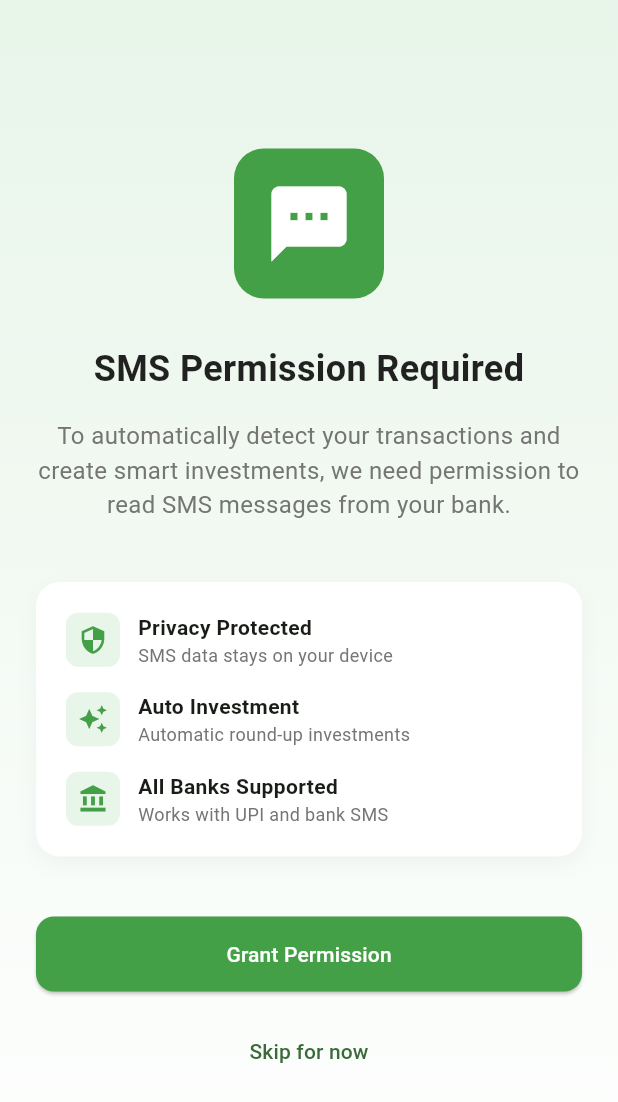
After one commit to piyush2327cse1172-eng/investify, a Flutter app: the PermissionScreen screen opened directly, on a phone screen of 412 x 824 dp. The commit adds this screen. Shown: the top 1102 px of the screen. Run offline on Flutter 3.47's test engine with Material 3 defaults, Android fonts, the phone set to English and light mode, and no system bars; our stand-ins replace animated_text_kit, fl_chart, permission_handler, shared_preferences, sqflite; missing offline and left inert: sms_advanced; accounts and stored records are empty.

Commit message:
sms reading

```diff
--- /dev/null
+++ b/lib/screens/permission_screen.dart
@@ -0,0 +1,223 @@
+import 'package:flutter/material.dart';
+import 'package:permission_handler/permission_handler.dart';
+import 'home_screen.dart';
+
+class PermissionScreen extends StatefulWidget {
+  const PermissionScreen({super.key});
+
+  @override
+  State<PermissionScreen> createState() => _PermissionScreenState();
+}
+
+class _PermissionScreenState extends State<PermissionScreen> {
+  bool _isRequesting = false;
+
+  @override
+  Widget build(BuildContext context) {
+    return Scaffold(
+      body: Container(
+        decoration: BoxDecoration(
+          gradient: LinearGradient(
+            colors: [Colors.green[50]!, Colors.white],
+            begin: Alignment.topCenter,
+            end: Alignment.bottomCenter,
+          ),
+        ),
+        child: SafeArea(
+          child: Padding(
+            padding: const EdgeInsets.all(24),
+            child: Column(
+              mainAxisAlignment: MainAxisAlignment.center,
+              children: [
+                Container(
+                  padding: const EdgeInsets.all(20),
+                  decoration: BoxDecoration(
+                    color: Colors.green[600],
+                    borderRadius: BorderRadius.circular(20),
+                  ),
+                  child: const Icon(
+                    Icons.sms,
+                    size: 60,
+                    color: Colors.white,
+                  ),
+                ),
+                const SizedBox(height: 30),
+                const Text(
+                  'SMS Permission Required',
+                  style: TextStyle(
+                    fontSize: 24,
+                    fontWeight: FontWeight.bold,
+                    color: Colors.black87,
+                  ),
+                  textAlign: TextAlign.center,
+                ),
+                const SizedBox(height: 16),
+                Text(
+                  'To automatically detect your transactions and create smart investments, we need permission to read SMS messages from your bank.',
+                  style: TextStyle(
+                    fontSize: 16,
+                    color: Colors.grey[600],
+                  ),
+                  textAlign: TextAlign.center,
+                ),
+                const SizedBox(height: 40),
+                Container(
+                  padding: const EdgeInsets.all(20),
+                  decoration: BoxDecoration(
+                    color: Colors.white,
+                    borderRadius: BorderRadius.circular(16),
+                    boxShadow: [
+                      BoxShadow(
+                        color: Colors.grey.withOpacity(0.1),
+                        blurRadius: 10,
+                        offset: const Offset(0, 5),
+                      ),
+                    ],
+                  ),
+                  child: Column(
+                    children: [
+                      _buildFeatureItem(
+                        Icons.security,
+                        'Privacy Protected',
+                        'SMS data stays on your device',
+                      ),
+                      const SizedBox(height: 16),
+                      _buildFeatureItem(
+                        Icons.auto_awesome,
+                        'Auto Investment',
+                        'Automatic round-up investments',
+                      ),
+                      const SizedBox(height: 16),
+                      _buildFeatureItem(
+                        Icons.account_balance,
+                        'All Banks Supported',
+                        'Works with UPI and bank SMS',
+                      ),
+                    ],
+                  ),
+                ),
+                const SizedBox(height: 40),
+                SizedBox(
+                  width: double.infinity,
+                  height: 50,
+                  child: ElevatedButton(
+                    onPressed: _isRequesting ? null : _requestPermission,
+                    style: ElevatedButton.styleFrom(
+                      backgroundColor: Colors.green[600],
+                      foregroundColor: Colors.white,
+                      shape: RoundedRectangleBorder(
+                        borderRadius: BorderRadius.circular(12),
+                      ),
+                    ),
+                    child: _isRequesting
+                        ? const CircularProgressIndicator(color: Colors.white)
+                        : const Text('Grant Permission'),
+                  ),
+                ),
+                const SizedBox(height: 16),
+                TextButton(
+                  onPressed: _skipPermission,
+                  child: const Text('Skip for now'),
+                ),
+              ],
+            ),
+          ),
+        ),
+      ),
+    );
+  }
+
+  Widget _buildFeatureItem(IconData icon, String title, String subtitle) {
+    return Row(
+      children: [
+        Container(
+          padding: const EdgeInsets.all(8),
+          decoration: BoxDecoration(
+            color: Colors.green[50],
+            borderRadius: BorderRadius.circular(8),
+          ),
+          child: Icon(icon, color: Colors.green[600], size: 20),
+        ),
+        const SizedBox(width: 12),
+        Expanded(
+          child: Column(
+            crossAxisAlignment: CrossAxisAlignment.start,
+            children: [
+              Text(
+                title,
+                style: const TextStyle(
+                  fontSize: 14,
+                  fontWeight: FontWeight.bold,
+                ),
+              ),
+              Text(
+                subtitle,
+                style: TextStyle(
+                  fontSize: 12,
+                  color: Colors.grey[600],
+                ),
+              ),
+            ],
+          ),
+        ),
+      ],
+    );
+  }
+
+  Future<void> _requestPermission() async {
+    setState(() => _isRequesting = true);
+
+    final status = await Permission.sms.request();
+
+    if (status.isGranted) {
+      _navigateToHome();
+    } else if (status.isPermanentlyDenied) {
+      _showSettingsDialog();
+    } else {
+      ScaffoldMessenger.of(context).showSnackBar(
+        const SnackBar(
+          content: Text('SMS permission is required for auto-detection'),
+          backgroundColor: Colors.orange,
+        ),
+      );
+    }
+
+    setState(() => _isRequesting = false);
+  }
+
+  void _showSettingsDialog() {
+    showDialog(
+      context: context,
+      builder: (context) => AlertDialog(
+        title: const Text('Permission Required'),
+        content: const Text(
+          'SMS permission is permanently denied. Please enable it in app settings to use auto-detection.',
+        ),
+        actions: [
+          TextButton(
+            onPressed: () => Navigator.pop(context),
+            child: const Text('Cancel'),
+          ),
+          ElevatedButton(
+            onPressed: () {
+              Navigator.pop(context);
+              openAppSettings();
+            },
+            child: const Text('Settings'),
+          ),
+        ],
+      ),
+    );
+  }
+
+  void _skipPermission() {
+    _navigateToHome();
+  }
+
+  void _navigateToHome() {
+    Navigator.pushReplacement(
+      context,
+      MaterialPageRoute(builder: (context) => const HomeScreen()),
+    );
+  }
+}
--- a/pubspec.yaml
+++ b/pubspec.yaml
@@ -40,6 +40,8 @@ dependencies:
   intl: ^0.18.1
   fl_chart: ^0.64.0
   animated_text_kit: ^4.2.2
+  sms_advanced: ^1.0.1
+  permission_handler: ^11.0.1
 
 dev_dependencies:
   flutter_test:
```
Also changed, not shown: lib/screens/home_screen.dart (+121 -0 lines), lib/services/sms_service.dart (added, +176 -0 lines), lib/widgets/add_transaction_dialog.dart (+1 -16 lines), pubspec.lock, 7 other files.
